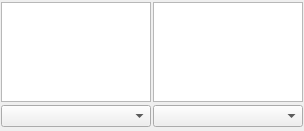
Before: the Qt Designer form src/GUI/traywidget.ui in denix56/Apertium-GP, drawn with Qt 5.
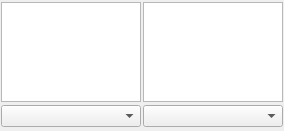
After: the same form once the commit is applied. Custom widgets are drawn as their Qt base class.

Patch:
```diff
--- a/src/GUI/traywidget.ui
+++ b/src/GUI/traywidget.ui
@@ -6,7 +6,7 @@
    <rect>
     <x>0</x>
     <y>0</y>
-    <width>304</width>
+    <width>284</width>
     <height>131</height>
    </rect>
   </property>
@@ -51,7 +51,7 @@
      </property>
      <property name="maximumSize">
       <size>
-       <width>150</width>
+       <width>140</width>
        <height>100</height>
       </size>
      </property>
@@ -72,7 +72,7 @@
      </property>
      <property name="maximumSize">
       <size>
-       <width>150</width>
+       <width>140</width>
        <height>100</height>
       </size>
      </property>
@@ -96,7 +96,7 @@
      </property>
      <property name="maximumSize">
       <size>
-       <width>150</width>
+       <width>140</width>
        <height>16777215</height>
       </size>
      </property>
@@ -106,7 +106,7 @@
     <widget class="QComboBox" name="comboBox_2">
      <property name="maximumSize">
       <size>
-       <width>150</width>
+       <width>140</width>
        <height>16777215</height>
       </size>
      </property>
```
